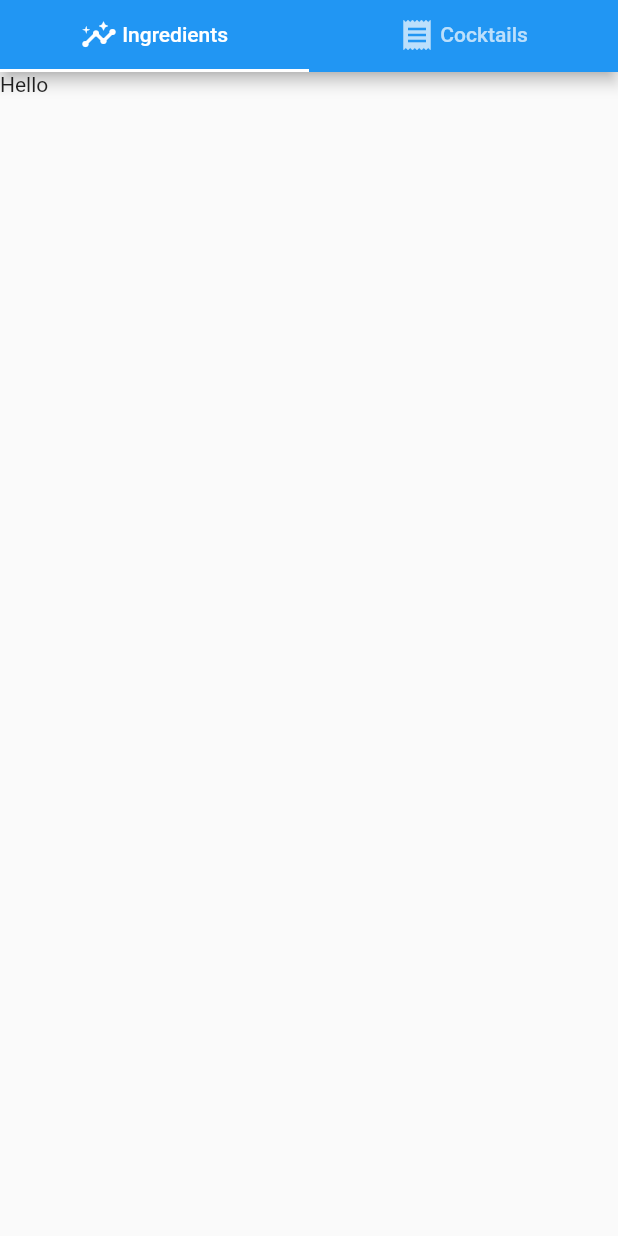
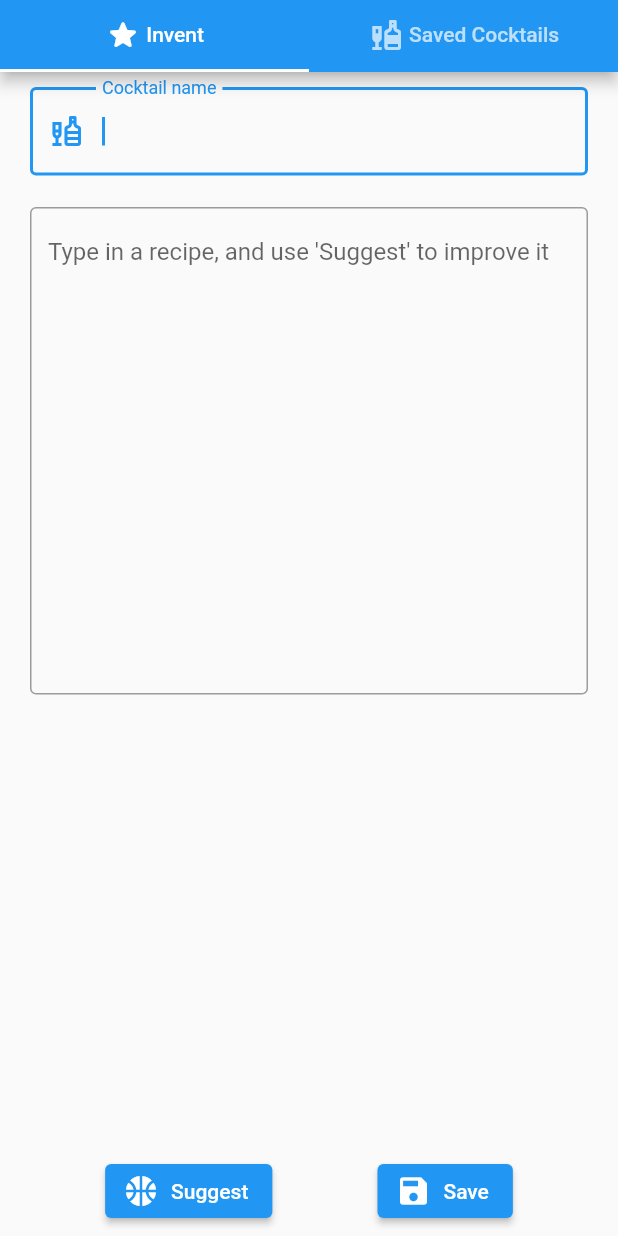
Before and after one commit to Nick-Sullivan/custom-cocktails, a Flutter app: the screen it shows after launch, on a phone screen of 412 x 824 dp. Run offline on Flutter 3.47's test engine with Material 2 defaults, Android fonts, the phone set to English and light mode, and no system bars; our stand-ins replace get_it.

Commit message:
invent screen input, basic saving

```diff
--- /dev/null
+++ b/app/lib/infrastructure/cocktail_store.dart
@@ -0,0 +1,79 @@
+import 'dart:io';
+import 'package:custom_cocktails/models/cocktail.dart';
+import 'package:path_provider/path_provider.dart';
+
+class CocktailStore {
+  Directory? _dir;
+  final Map<String, Cocktail> _cocktailsById = <String, Cocktail>{};
+  final List<String> _cocktailIds = <String>[];
+
+  Future<List<String>> loadSavedIds() async {
+    final dir = await getDirectory();
+    if (!dir.existsSync()) {
+      dir.create();
+      return <String>[];
+    }
+    final files = await dir.list().toList();
+    _cocktailIds.clear();
+    for (final file in files) {
+      final qrId = getIdFromPath(file.path);
+      if (!_cocktailIds.contains(qrId)) {
+        _cocktailIds.add(qrId);
+      }
+    }
+    return _cocktailIds;
+  }
+
+  Future<Cocktail> load(String id) async {
+    final file = await getFile(id);
+    final bytes = await file.readAsBytes();
+    final qrCode = Cocktail.fromSerialised(bytes);
+    _cocktailsById[id] = qrCode;
+    return qrCode;
+  }
+
+  List<String> listSavedIds() {
+    return _cocktailIds;
+  }
+
+  Cocktail get(String id) {
+    return _cocktailsById[id]!;
+  }
+
+  Future<void> save(Cocktail cocktail) async {
+    final file = await getFile(cocktail.id);
+    await file.writeAsBytes(cocktail.serialise());
+    _cocktailsById[cocktail.id] = cocktail;
+    if (!_cocktailIds.contains(cocktail.id)) {
+      _cocktailIds.add(cocktail.id);
+    }
+  }
+
+  bool hasLoaded(String id) {
+    return _cocktailsById.containsKey(id);
+  }
+
+  Future<void> delete(String id) async {
+    final file = await getFile(id);
+    await file.delete();
+    _cocktailIds.removeWhere((i) => i == id);
+    _cocktailsById.remove(id);
+  }
+
+  Future<Directory> getDirectory() async {
+    if (_dir == null) {
+      final dir = await getApplicationDocumentsDirectory();
+      _dir = Directory("${dir.path}/qr_codes");
+    }
+    return _dir!;
+  }
+
+  String getIdFromPath(String path) {
+    return path.split("/").last.split("\\").last.split(".").first;
+  }
+
+  Future<File> getFile(String id) async {
+    final dir = await getDirectory();
+    return File("${dir.path}/$id.data");
+  }
+}
--- a/app/lib/main.dart
+++ b/app/lib/main.dart
@@ -1,14 +1,26 @@
+import 'package:custom_cocktails/infrastructure/cocktail_store.dart';
 import 'package:custom_cocktails/screens/home_screen.dart';
+import 'package:custom_cocktails/widgets/cocktail/cocktail_controller.dart';
 import 'package:flutter/material.dart';
+import 'package:get_it/get_it.dart';
 
-void main() {
-  runApp(MyApp());
+void main() async {
+  WidgetsFlutterBinding.ensureInitialized();
+  await setupSingletons();
+  runApp(const MyApp());
+}
+
+Future<void> setupSingletons() async {
+  GetIt.I.registerSingleton<CocktailStore>(CocktailStore());
+  final collectionController = CocktailController();
+  await collectionController.loadCollection();
+  GetIt.I.registerSingleton<CocktailController>(collectionController);
 }
 
 class MyApp extends StatelessWidget {
   final String initialRoute;
 
-  MyApp({super.key, this.initialRoute = '/ingredients'});
+  const MyApp({super.key, this.initialRoute = '/ingredients'});
 
   @override
   Widget build(BuildContext context) {
@@ -18,7 +30,7 @@ class MyApp extends StatelessWidget {
       // theme: createLightTheme(),
       // darkTheme: createDarkTheme(),
       routes: {
-        '/ingredients': (context) => HomeScreen(initialTab: 0),
+        '/ingredients': (context) => const HomeScreen(initialTab: 0),
       },
     );
   }
--- /dev/null
+++ b/app/lib/models/cocktail.dart
@@ -0,0 +1,29 @@
+import 'dart:convert';
+
+class Cocktail {
+  final String id;
+  final String name;
+  final String recipe;
+
+  const Cocktail({
+    required this.id,
+    required this.name,
+    required this.recipe,
+  });
+
+  List<int> serialise() {
+    final json = jsonEncode({"id": id, "name": name, "recipe": recipe});
+    final serialised = utf8.encode(json);
+    return serialised;
+  }
+
+  factory Cocktail.fromSerialised(List<int> metadata) {
+    final json = utf8.decode(metadata);
+    final Map map = jsonDecode(json);
+    return Cocktail(
+      id: map['id'],
+      name: map['name'],
+      recipe: map['recipe'],
+    );
+  }
+}
--- a/app/lib/screens/home_screen.dart
+++ b/app/lib/screens/home_screen.dart
@@ -1,4 +1,5 @@
-import 'package:custom_cocktails/screens/ingredients_screen.dart';
+import 'package:custom_cocktails/screens/cocktail_list_screen.dart';
+import 'package:custom_cocktails/screens/invent_screen.dart';
 import 'package:flutter/material.dart';
 
 class HomeScreen extends StatelessWidget {
@@ -17,17 +18,17 @@ class HomeScreen extends StatelessWidget {
                 Tab(
                   child: Row(
                       mainAxisAlignment: MainAxisAlignment.center,
-                      children: [Icon(Icons.insights), Text(" Ingredients")]),
+                      children: [Icon(Icons.star_rounded), Text(" Invent")]),
                 ),
                 Tab(
                   child: Row(
                       mainAxisAlignment: MainAxisAlignment.center,
-                      children: [Icon(Icons.receipt), Text(" Cocktails")]),
+                      children: [Icon(Icons.liquor), Text(" Saved Cocktails")]),
                 ),
               ])),
           body: TabBarView(children: [
-            IngredientsScreen(),
-            IngredientsScreen(),
+            InventScreen(),
+            const CocktailListScreen(),
           ]),
         ));
   }
--- a/app/lib/screens/ingredients_screen.dart
+++ /dev/null
@@ -1,10 +0,0 @@
-import 'package:flutter/material.dart';
-
-class IngredientsScreen extends StatelessWidget {
-  IngredientsScreen({super.key});
-
-  @override
-  Widget build(BuildContext context) {
-    return const SizedBox(child: Text("Hello"));
-  }
-}
--- /dev/null
+++ b/app/lib/screens/invent_screen.dart
@@ -0,0 +1,21 @@
+import 'package:custom_cocktails/widgets/invent/invent_controller.dart';
+import 'package:custom_cocktails/widgets/invent/invent_view.dart';
+import 'package:flutter/material.dart';
+
+class InventScreen extends StatelessWidget {
+  final controller = InventController();
+
+  InventScreen({super.key});
+
+  @override
+  Widget build(BuildContext context) {
+    return InventView(controller: controller);
+    // return SingleChildScrollView(
+    //   child: Column(
+    //     children: <Widget>[
+    //       InventView(controller: controller),
+    //     ],
+    //   ),
+    // );
+  }
+}
--- /dev/null
+++ b/app/lib/widgets/invent/invent_controller.dart
@@ -0,0 +1,38 @@
+import 'package:custom_cocktails/infrastructure/cocktail_store.dart';
+import 'package:custom_cocktails/models/cocktail.dart';
+import 'package:flutter/material.dart';
+import 'package:get_it/get_it.dart';
+import 'package:uuid/uuid.dart';
+
+class InventController extends ChangeNotifier {
+  final nameController = TextEditingController();
+  final recipeController = TextEditingController();
+  final cocktailStore = GetIt.instance<CocktailStore>();
+  final uuid = const Uuid();
+
+  String get name => nameController.text;
+  String get recipe => recipeController.text;
+  bool _isValid = false;
+  bool get isValid => _isValid;
+  String? _notificationMessage;
+  String? get notificationMessage => _notificationMessage;
+
+  void setValid(bool value) {
+    if (value == _isValid) {
+      return;
+    }
+    _isValid = value;
+    notifyListeners();
+  }
+
+  Future<void> save() async {
+    final cocktail = Cocktail(id: uuid.v4(), name: name, recipe: recipe);
+    await cocktailStore.save(cocktail);
+    _notificationMessage = "Saved your cocktail.";
+    notifyListeners();
+  }
+
+  void clearNotification() {
+    _notificationMessage = null;
+  }
+}
--- /dev/null
+++ b/app/lib/widgets/invent/invent_view.dart
@@ -0,0 +1,110 @@
+import 'package:custom_cocktails/widgets/invent/invent_controller.dart';
+import 'package:flutter/material.dart';
+
+class InventView extends StatelessWidget {
+  final InventController controller;
+
+  const InventView({super.key, required this.controller});
+
+  @override
+  Widget build(BuildContext context) {
+    return ListenableBuilder(
+        listenable: controller,
+        builder: (BuildContext context, Widget? child) {
+          if (controller.notificationMessage != null) {
+            final text = controller.notificationMessage!;
+            WidgetsBinding.instance.addPostFrameCallback(
+                (_) => ScaffoldMessenger.of(context).showSnackBar(SnackBar(
+                      content: Text(text),
+                      key: const Key('notificationMessage'),
+                    )));
+            controller.clearNotification();
+          }
+          return createColumn(context);
+        });
+  }
+
+  Widget createColumn(BuildContext context) {
+    return Column(
+      children: [
+        Expanded(
+          child: SingleChildScrollView(
+              child: Column(children: [
+            Container(
+              height: 80,
+              padding: const EdgeInsets.fromLTRB(20, 10, 20, 0),
+              child: TextFormField(
+                key: const Key("nameText"),
+                controller: controller.nameController,
+                autofocus: true,
+                decoration: const InputDecoration(
+                  border: OutlineInputBorder(),
+                  labelText: "Cocktail name",
+                  prefixIcon: Icon(Icons.liquor_outlined),
+                  // contentPadding: EdgeInsets.fromLTRB(20, 0, 20, 0)
+                ),
+                // validator: (value) {},
+              ),
+            ),
+            Container(
+              padding: const EdgeInsets.fromLTRB(20, 10, 20, 0),
+              child: TextFormField(
+                key: const Key("recipeText"),
+                keyboardType: TextInputType.multiline,
+                minLines: 15,
+                maxLines: null,
+                controller: controller.recipeController,
+                textAlignVertical: TextAlignVertical.top,
+                decoration: const InputDecoration(
+                  border: OutlineInputBorder(),
+                  labelText:
+                      "Type in a recipe, and use 'Suggest' to improve it",
+                  alignLabelWithHint: true,
+                  // prefixIcon: Icon(Icons.textsms),
+                  // contentPadding: EdgeInsets.all(20.0)
+                ),
+                validator: (value) {
+                  if (value == null || value.isEmpty) {
+                    return "Please enter some text";
+                  }
+                  if (value.length > 650) {
+                    return "Too many characters";
+                  }
+                  return null;
+                },
+              ),
+            )
+          ])),
+        ),
+        SizedBox(
+            height: 60,
+            child: Row(
+                mainAxisAlignment: MainAxisAlignment.spaceEvenly,
+                children: [
+                  ElevatedButton.icon(
+                    key: const Key("createButton"),
+                    icon: const Icon(Icons.sports_basketball_rounded),
+                    label: const Text('Suggest'),
+                    onPressed: () async {
+                      FocusScope.of(context).unfocus();
+                      // final gifId = await controller.createGif(context);
+                      // if (gifId != null) {
+                      //   qrCodeController.createGif(
+                      //       gifId, controller.text);
+                      // }
+                    },
+                  ),
+                  ElevatedButton.icon(
+                    key: const Key("saveButton"),
+                    icon: const Icon(Icons.save),
+                    label: const Text('Save'),
+                    onPressed: () async {
+                      FocusScope.of(context).unfocus();
+                      await controller.save();
+                    },
+                  )
+                ])),
+      ],
+    );
+  }
+}
```
Also changed, not shown: app/lib/screens/cocktail_list_screen.dart (added, +13 -0 lines), app/lib/screens/cocktail_screen.dart (added, +72 -0 lines), app/lib/widgets/cocktail/cocktail_controller.dart (added, +59 -0 lines), app/lib/widgets/cocktail/cocktail_list_view.dart (added, +39 -0 lines), app/lib/widgets/cocktail/cocktail_view.dart (added, +20 -0 lines), app/pubspec.yaml (+7 -8 lines), app/pubspec.lock, 8 other files.
